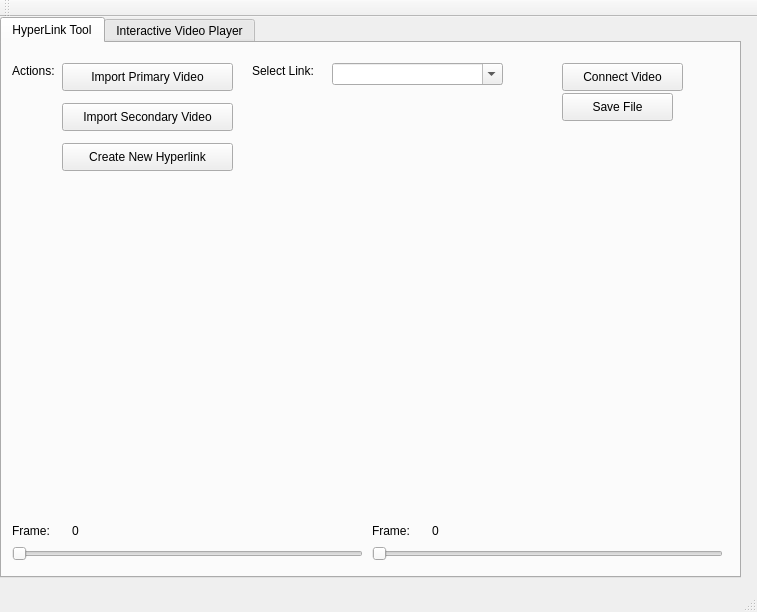
This is mainwindow.ui in willgoishi/CSCI576HypermediaProject as Qt 5 draws it before an edit. The edited form follows.
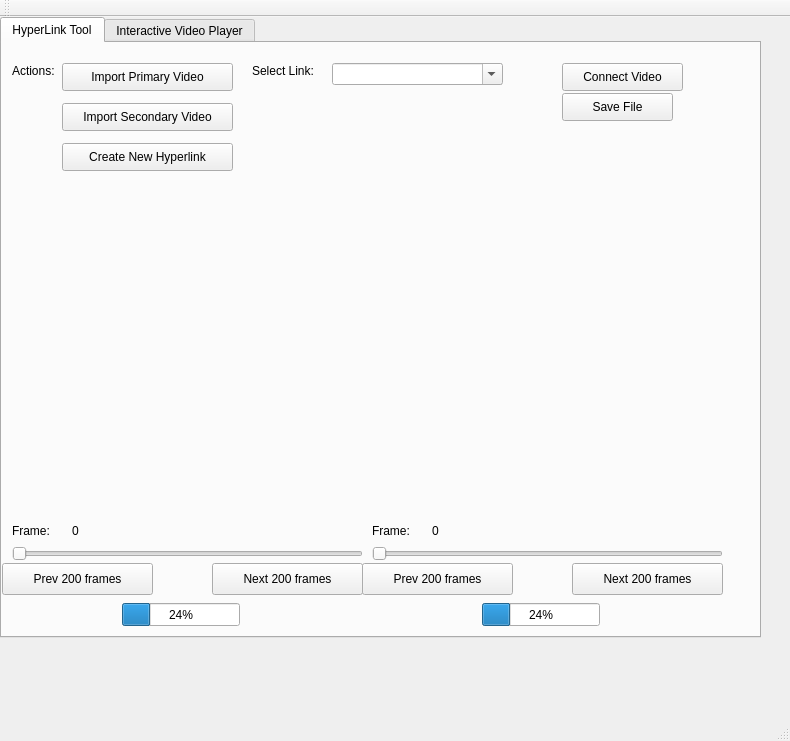
This is the edited form.

Diff of the .ui file:
```diff
--- a/mainwindow.ui
+++ b/mainwindow.ui
@@ -6,8 +6,8 @@
    <rect>
     <x>0</x>
     <y>0</y>
-    <width>757</width>
-    <height>612</height>
+    <width>790</width>
+    <height>741</height>
    </rect>
   </property>
   <property name="windowTitle">
@@ -19,8 +19,8 @@
      <rect>
       <x>0</x>
       <y>0</y>
-      <width>741</width>
-      <height>561</height>
+      <width>761</width>
+      <height>621</height>
      </rect>
     </property>
     <property name="currentIndex">
@@ -215,6 +215,84 @@
        <string>0</string>
       </property>
      </widget>
+     <widget class="QPushButton" name="primaryPrevFramesButton">
+      <property name="geometry">
+       <rect>
+        <x>0</x>
+        <y>520</y>
+        <width>151</width>
+        <height>32</height>
+       </rect>
+      </property>
+      <property name="text">
+       <string>Prev 200 frames</string>
+      </property>
+     </widget>
+     <widget class="QPushButton" name="primaryNextFramesButton">
+      <property name="geometry">
+       <rect>
+        <x>210</x>
+        <y>520</y>
+        <width>151</width>
+        <height>32</height>
+       </rect>
+      </property>
+      <property name="text">
+       <string>Next 200 frames</string>
+      </property>
+     </widget>
+     <widget class="QProgressBar" name="primaryVideoProgressBar">
+      <property name="geometry">
+       <rect>
+        <x>120</x>
+        <y>560</y>
+        <width>118</width>
+        <height>23</height>
+       </rect>
+      </property>
+      <property name="value">
+       <number>24</number>
+      </property>
+     </widget>
+     <widget class="QPushButton" name="secondaryPrevFramesButton">
+      <property name="geometry">
+       <rect>
+        <x>360</x>
+        <y>520</y>
+        <width>151</width>
+        <height>32</height>
+       </rect>
+      </property>
+      <property name="text">
+       <string>Prev 200 frames</string>
+      </property>
+     </widget>
+     <widget class="QPushButton" name="secondaryNextFramesButton">
+      <property name="geometry">
+       <rect>
+        <x>570</x>
+        <y>520</y>
+        <width>151</width>
+        <height>32</height>
+       </rect>
+      </property>
+      <property name="text">
+       <string>Next 200 frames</string>
+      </property>
+     </widget>
+     <widget class="QProgressBar" name="secondaryVideoProgressBar">
+      <property name="geometry">
+       <rect>
+        <x>480</x>
+        <y>560</y>
+        <width>118</width>
+        <height>23</height>
+       </rect>
+      </property>
+      <property name="value">
+       <number>24</number>
+      </property>
+     </widget>
     </widget>
     <widget class="QWidget" name="tab_2">
      <attribute name="title">
```
Left out of the diff: 6 changed lines with no effect on the pictures.
